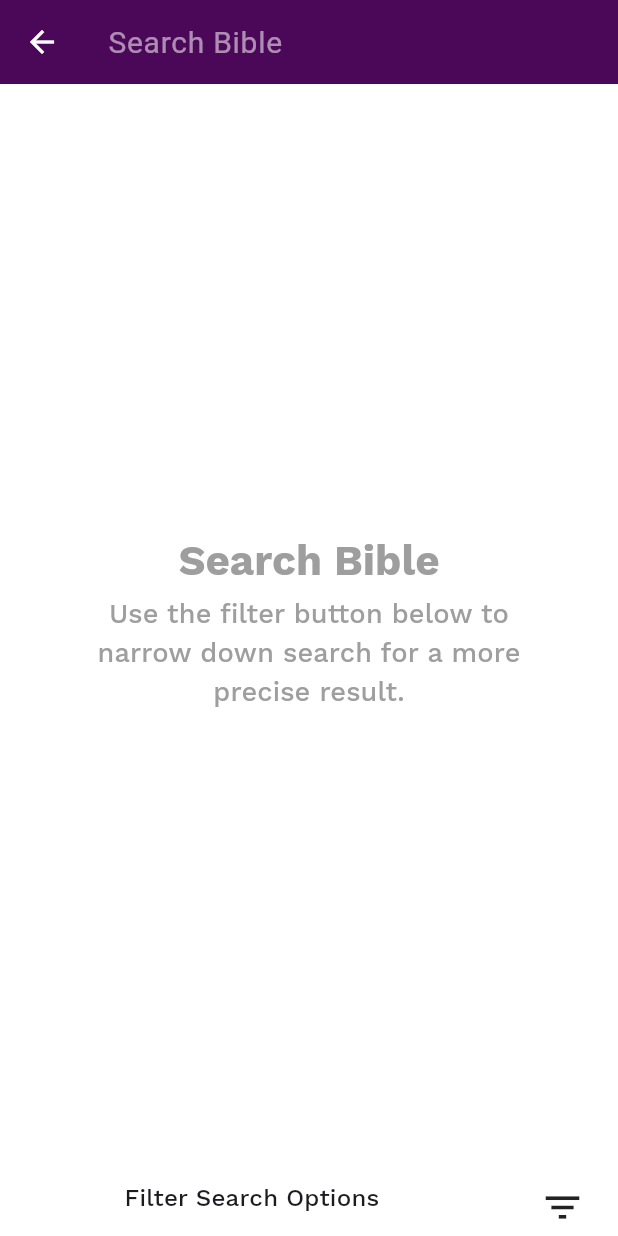
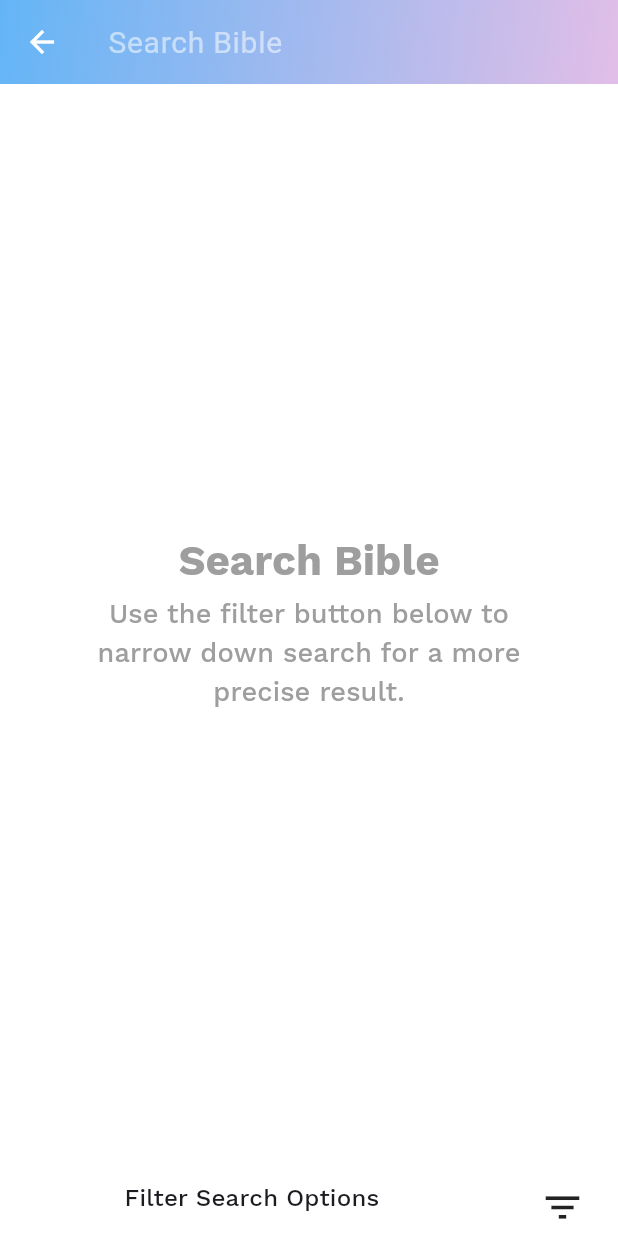
Before and after one commit to getch04/pastorApp, a Flutter app: the BibleScreen screen opened by its route, after a tap on the "search" icon, on a phone screen of 412 x 824 dp. Run offline on Flutter 3.47's test engine with Material 3 defaults, Android fonts, the phone set to English and light mode, and no system bars; drawn by our look-alikes of pull_to_refresh; our stand-ins replace better_player_plus, cached_network_image, carousel_slider, dio, email_validator, file_picker and 23 more; missing offline and left inert: clipboard, flutter_absolute_path, flutter_material_color_picker, flutter_quill, flutter_web_browser, highlight_text and 4 more; accounts and stored records are empty; network calls fail.

Commit message:
feat: appbar background change

```diff
--- a/lib/screens/BibleScreen.dart
+++ b/lib/screens/BibleScreen.dart
@@ -1,13 +1,14 @@
 import 'package:flutter/material.dart';
+import 'package:lottie/lottie.dart';
+import 'package:provider/provider.dart';
+
+import '../i18n/strings.g.dart';
 import '../providers/BibleModel.dart';
-import 'package:provider/provider.dart';
-import 'package:lottie/lottie.dart';
+import '../screens/BibleSearchScreen.dart';
+import '../screens/BibleVersionsScreen.dart';
 import '../screens/BibleViewScreen.dart';
 import '../utils/TextStyles.dart';
 import '../utils/my_colors.dart';
-import '../i18n/strings.g.dart';
-import '../screens/BibleSearchScreen.dart';
-import '../screens/BibleVersionsScreen.dart';
 
 class BibleScreen extends StatefulWidget {
   static const routeName = "/biblescreen";
@@ -36,6 +37,18 @@ class _BibleScreenState extends State<BibleScreen> {
             ),
           )
         ],
+        flexibleSpace: Container(
+          decoration: BoxDecoration(
+            gradient: LinearGradient(
+              colors: [
+                Colors.blue[300]!,
+                Colors.purple[100]!,
+              ],
+              begin: Alignment.topLeft,
+              end: Alignment.bottomRight,
+            ),
+          ),
+        ),
       ),
       body: bibleversionsize == 0 ? EmptyLayout() : BibleViewScreen(),
     );
--- a/lib/screens/BibleSearchScreen.dart
+++ b/lib/screens/BibleSearchScreen.dart
@@ -1,15 +1,16 @@
 import 'package:flutter/cupertino.dart';
 import 'package:flutter/material.dart';
 import 'package:provider/provider.dart';
+import 'package:select_dialog/select_dialog.dart';
+
+import '../i18n/strings.g.dart';
+import '../models/Bible.dart';
+import '../models/Versions.dart';
 import '../providers/BibleModel.dart';
 import '../utils/StringsUtils.dart';
-import '../i18n/strings.g.dart';
-import '../models/Bible.dart';
 import '../utils/TextStyles.dart';
+import '../utils/my_colors.dart';
 import '../widgets/BibleVersesTileSearch.dart';
-import '../models/Versions.dart';
-import 'package:select_dialog/select_dialog.dart';
-import '../utils/my_colors.dart';
 
 class BibleSearchScreen extends StatefulWidget {
   static const routeName = "/biblesearchscreen";
@@ -78,6 +79,18 @@ class BibleSearchScreenRouteState extends State<BibleSearchScreen> {
           onPressed: () {
             Navigator.pop(context);
           },
+        ),
+        flexibleSpace: Container(
+          decoration: BoxDecoration(
+            gradient: LinearGradient(
+              colors: [
+                Colors.blue[300]!,
+                Colors.purple[100]!,
+              ],
+              begin: Alignment.topLeft,
+              end: Alignment.bottomRight,
+            ),
+          ),
         ),
         actions: <Widget>[
           showClear
--- a/lib/screens/PlaylistMediaScreen.dart
+++ b/lib/screens/PlaylistMediaScreen.dart
@@ -23,6 +23,7 @@ class PlaylistMediaScreen extends StatelessWidget {
           playlists!.title! + " " + t.playlistitm,
           maxLines: 1,
         ),
+
       ),
       body: Container(
         // decoration: BoxDecoration(color: Colors.white),
--- a/lib/screens/homeScreen.dart
+++ b/lib/screens/homeScreen.dart
@@ -229,7 +229,7 @@ class _HomeScreenItemState extends State<HomeScreenItem> {
                             vertical: 20, horizontal: 35),
                         child: GridView.count(
                           crossAxisCount: 2,
-                          childAspectRatio: 1.4,
+                          childAspectRatio: 1.175,
                           mainAxisSpacing: 20,
                           crossAxisSpacing: 20,
                           children: [
```
Also changed, not shown: lib/notes/NewNoteScreen.dart (+14 -0 lines), lib/notes/NotesListScreen.dart (+24 -10 lines), lib/screens/BookmarkScreen.dart (+16 -3 lines), lib/screens/BookmarkedHymnsListScreen.dart (+21 -7 lines), lib/screens/CategoriesMediaScreen.dart (+17 -4 lines), lib/screens/CategoriesScreen.dart (+17 -4 lines), lib/screens/EventsListScreen.dart (+26 -12 lines), lib/screens/HymnsListScreen.dart (+28 -15 lines), lib/screens/InboxListScreen.dart (+25 -11 lines), lib/screens/PlaylistsScreen.dart (+20 -6 lines).
